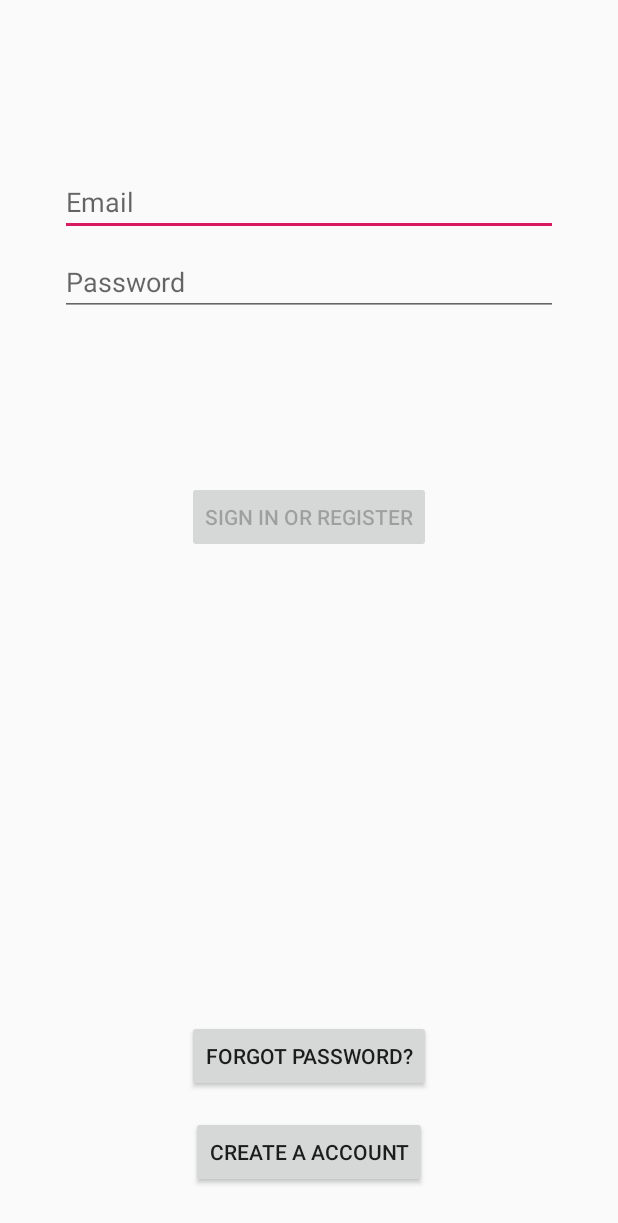
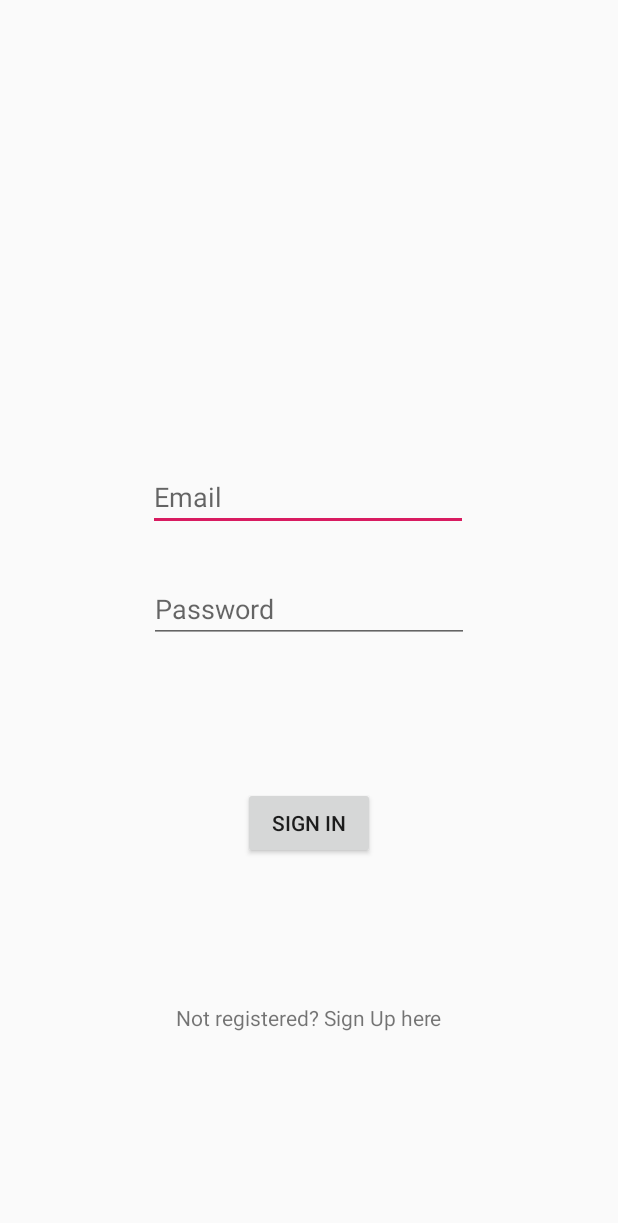
Before and after one commit to whitneyharrism/ScriptureApp, an Android app: the layout activity_login.xml on its own in the app's theme, with its tools: preview values and no code run, on a phone screen of 412 x 824 dp. Shown: the top 1223 px of the screen. Run offline under Robolectric (Android 15) with nearby library versions, the light colour scheme and no system bars.

Commit message:
updated login and signup activites.  Connected them to the firebase

```diff
--- a/app/build.gradle
+++ b/app/build.gradle
@@ -5,7 +5,7 @@ android {
     buildToolsVersion "29.0.2"
     defaultConfig {
         applicationId "com.example.scripturestudyapp"
-        minSdkVersion 15
+        minSdkVersion 29
         targetSdkVersion 29
         versionCode 1
         versionName "1.0"
@@ -33,4 +33,7 @@ dependencies {
     implementation 'android.arch.lifecycle:extensions:1.1.1'
     implementation 'android.arch.lifecycle:viewmodel:1.1.1'
     testImplementation 'org.json:json:20140107'
+    implementation 'com.google.firebase:firebase-auth:19.2.0'
 }
+
+apply plugin: 'com.google.gms.google-services'
--- a/app/src/main/AndroidManifest.xml
+++ b/app/src/main/AndroidManifest.xml
@@ -9,7 +9,9 @@
         android:roundIcon="@mipmap/ic_launcher_round"
         android:supportsRtl="true"
         android:theme="@style/AppTheme">
-        <activity android:name=".QuizResults"></activity>
+
+        <activity android:name=".LoginActivity" />
+        <activity android:name=".QuizResults" />
         <activity android:name=".LessonPlanner" />
         <activity android:name=".Profile" />
         <activity
@@ -21,7 +23,7 @@
             android:label="@string/title_activity_quiz_page"
             android:theme="@style/AppTheme.NoActionBar" />
         <activity
-            android:name=".ui.login.LoginActivity"
+            android:name=".SignupActivity"
             android:label="@string/title_activity_login">
             <intent-filter>
                 <action android:name="android.intent.action.MAIN" />
--- a/app/src/main/java/com/example/scripturestudyapp/MainPage.java
+++ b/app/src/main/java/com/example/scripturestudyapp/MainPage.java
@@ -8,6 +8,8 @@ import android.content.SharedPreferences;
 import android.os.Bundle;
 import android.util.Log;
 import android.view.View;
+
+
 
 public class MainPage extends AppCompatActivity {
 
@@ -28,6 +30,8 @@ public class MainPage extends AppCompatActivity {
     public void goToQuiz(View view){
         Intent intent = new Intent(this, QuizPage.class);
         startActivity(intent);
+
+
     }
     public void goToLesson(View view){
         Intent intent = new Intent(this, LessonPage.class);
--- a/app/src/main/java/com/example/scripturestudyapp/Notification.java
+++ b/app/src/main/java/com/example/scripturestudyapp/Notification.java
@@ -30,6 +30,8 @@ public class Notification {
     String channelId = "some_channel_id";
     CharSequence channelName = "Some Channel";
     int importance = NotificationManager.IMPORTANCE_LOW;
+
+
     //NotificationManager notificationManager =
     //    (NotificationManager) getSystemService(Context.NOTIFICATION_SERVICE);
 
--- a/app/src/main/java/com/example/scripturestudyapp/QuizPage.java
+++ b/app/src/main/java/com/example/scripturestudyapp/QuizPage.java
@@ -34,7 +34,7 @@ public class QuizPage extends AppCompatActivity {
 
     public void submit(){}
 
-    public void setQuestion(Question q){}
+   // public void setQuestion(Question q){}
 
     public void saveProgress(){}
 }
--- a/app/src/main/res/layout/activity_lesson_page.xml
+++ b/app/src/main/res/layout/activity_lesson_page.xml
@@ -7,6 +7,7 @@
     tools:context=".LessonPage">
 
     <com.google.android.material.appbar.AppBarLayout
+        android:id="@+id/appBarLayout"
         android:layout_width="match_parent"
         android:layout_height="wrap_content"
         android:theme="@style/AppTheme.AppBarOverlay">
--- a/app/src/main/res/layout/activity_login.xml
+++ b/app/src/main/res/layout/activity_login.xml
@@ -1,98 +1,13 @@
-<?xml version="1.0" encoding="utf-8"?>
-<androidx.constraintlayout.widget.ConstraintLayout xmlns:android="http://schemas.android.com/apk/res/android"
-    xmlns:app="http://schemas.android.com/apk/res-auto"
-    xmlns:tools="http://schemas.android.com/tools"
-    android:id="@+id/container"
-    android:layout_width="match_parent"
-    android:layout_height="match_parent"
-    android:paddingLeft="@dimen/activity_horizontal_margin"
-    android:paddingTop="@dimen/activity_vertical_margin"
-    android:paddingRight="@dimen/activity_horizontal_margin"
-    android:paddingBottom="@dimen/activity_vertical_margin"
-    tools:context=".ui.login.LoginActivity">
+<?xml version="1.0" encoding="UTF-8"?>
 
-    <EditText
-        android:id="@+id/username"
-        android:layout_width="0dp"
-        android:layout_height="wrap_content"
-        android:layout_marginStart="24dp"
-        android:layout_marginTop="96dp"
-        android:layout_marginEnd="24dp"
+<androidx.constraintlayout.widget.ConstraintLayout tools:context="com.example.logintest.LoginActivity" android:layout_height="match_parent" android:layout_width="match_parent" xmlns:tools="http://schemas.android.com/tools" xmlns:app="http://schemas.android.com/apk/res-auto" xmlns:android="http://schemas.android.com/apk/res/android">
 
-        android:hint="@string/prompt_email"
-        android:inputType="textEmailAddress"
-        android:selectAllOnFocus="true"
-        app:layout_constraintEnd_toEndOf="parent"
-        app:layout_constraintStart_toStartOf="parent"
-        app:layout_constraintTop_toTopOf="parent" />
+    <EditText android:layout_height="wrap_content" android:layout_width="wrap_content" app:layout_constraintTop_toTopOf="parent" app:layout_constraintStart_toStartOf="parent" app:layout_constraintEnd_toEndOf="parent" app:layout_constraintBottom_toBottomOf="parent" android:inputType="textEmailAddress" android:hint="Email" android:ems="10" android:layout_marginTop="152dp" android:layout_marginLeft="84dp" android:layout_marginStart="84dp" android:layout_marginRight="85dp" android:layout_marginEnd="85dp" android:layout_marginBottom="313dp" android:id="@+id/editText"/>
 
-    <EditText
-        android:id="@+id/password"
-        android:layout_width="0dp"
-        android:layout_height="wrap_content"
-        android:layout_marginStart="24dp"
-        android:layout_marginTop="8dp"
-        android:layout_marginEnd="24dp"
+    <EditText android:layout_height="wrap_content" android:layout_width="wrap_content" app:layout_constraintStart_toStartOf="parent" app:layout_constraintEnd_toEndOf="parent" app:layout_constraintBottom_toBottomOf="parent" android:inputType="textPassword" android:hint="Password" android:ems="10" android:layout_marginTop="8dp" android:layout_marginStart="85dp" android:layout_marginEnd="85dp" android:layout_marginBottom="8dp" android:id="@+id/editText2" app:layout_constraintVertical_bias="0.052" app:layout_constraintTop_toBottomOf="@+id/editText"/>
 
-        android:hint="@string/prompt_password"
-        android:imeActionLabel="@string/action_sign_in_short"
-        android:imeOptions="actionDone"
-        android:inputType="textPassword"
-        android:selectAllOnFocus="true"
-        app:layout_constraintEnd_toEndOf="parent"
-        app:layout_constraintStart_toStartOf="parent"
-        app:layout_constraintTop_toBottomOf="@+id/username" />
+    <TextView android:layout_height="wrap_content" android:layout_width="wrap_content" app:layout_constraintStart_toStartOf="parent" app:layout_constraintEnd_toEndOf="parent" app:layout_constraintBottom_toBottomOf="parent" android:layout_marginStart="163dp" android:layout_marginEnd="163dp" android:layout_marginBottom="136dp" android:id="@+id/textView" android:text="Not registered? Sign Up here"/>
 
-    <Button
-        android:id="@+id/login"
-        android:layout_width="wrap_content"
-        android:layout_height="wrap_content"
-        android:layout_gravity="start"
-        android:layout_marginStart="48dp"
-        android:layout_marginTop="16dp"
-        android:layout_marginEnd="48dp"
-        android:layout_marginBottom="64dp"
-        android:enabled="false"
-        android:text="@string/action_sign_in"
-        app:layout_constraintBottom_toBottomOf="parent"
-        app:layout_constraintEnd_toEndOf="parent"
-        app:layout_constraintStart_toStartOf="parent"
-        app:layout_constraintTop_toBottomOf="@+id/password"
-        app:layout_constraintVertical_bias="0.2" />
+    <Button android:layout_height="wrap_content" android:layout_width="wrap_content" app:layout_constraintStart_toStartOf="parent" app:layout_constraintEnd_toEndOf="parent" android:layout_marginTop="8dp" android:layout_marginStart="8dp" android:layout_marginEnd="8dp" android:layout_marginBottom="8dp" android:id="@+id/button2" app:layout_constraintTop_toBottomOf="@+id/editText2" android:text="Sign In" app:layout_constraintBottom_toTopOf="@+id/textView"/>
 
-    <ProgressBar
-        android:id="@+id/loading"
-        android:layout_width="wrap_content"
-        android:layout_height="wrap_content"
-        android:layout_gravity="center"
-        android:layout_marginStart="32dp"
-        android:layout_marginTop="64dp"
-        android:layout_marginEnd="32dp"
-        android:layout_marginBottom="64dp"
-        android:visibility="gone"
-        app:layout_constraintBottom_toBottomOf="parent"
-        app:layout_constraintEnd_toEndOf="@+id/password"
-        app:layout_constraintStart_toStartOf="@+id/password"
-        app:layout_constraintTop_toTopOf="parent"
-        app:layout_constraintVertical_bias="0.3" />
-
-    <Button
-        android:id="@+id/button"
-        android:layout_width="wrap_content"
-        android:layout_height="wrap_content"
-        android:layout_marginBottom="16dp"
-        android:text="@string/create_account"
-        app:layout_constraintBottom_toBottomOf="parent"
-        app:layout_constraintEnd_toEndOf="parent"
-        app:layout_constraintStart_toStartOf="parent" />
-
-    <Button
-        android:id="@+id/button2"
-        android:layout_width="wrap_content"
-        android:layout_height="wrap_content"
-        android:layout_marginBottom="16dp"
-        android:text="@string/forgot_password"
-        app:layout_constraintBottom_toTopOf="@+id/button"
-        app:layout_constraintEnd_toEndOf="parent"
-        app:layout_constraintStart_toStartOf="parent" />
 </androidx.constraintlayout.widget.ConstraintLayout>
--- a/build.gradle
+++ b/build.gradle
@@ -7,8 +7,8 @@ buildscript {
 
     }
     dependencies {
-        classpath 'com.android.tools.build:gradle:3.5.1'
-
+        classpath 'com.android.tools.build:gradle:3.5.2'
+        classpath 'com.google.gms:google-services:4.3.3'
         // NOTE: Do not place your application dependencies here; they belong
         // in the individual module build.gradle files
     }
```
Also changed, not shown: app/src/main/java/com/example/scripturestudyapp/data/LoginDataSource.java (deleted, +0 -29 lines), app/src/main/java/com/example/scripturestudyapp/data/LoginRepository.java (deleted, +0 -54 lines), app/src/main/java/com/example/scripturestudyapp/data/Result.java (deleted, +0 -48 lines), app/src/main/java/com/example/scripturestudyapp/data/model/LoggedInUser.java (deleted, +0 -23 lines), app/src/main/java/com/example/scripturestudyapp/ui/login/LoggedInUserView.java (deleted, +0 -17 lines), app/src/main/java/com/example/scripturestudyapp/ui/login/LoginActivity.java (deleted, +0 -135 lines), app/src/main/java/com/example/scripturestudyapp/ui/login/LoginFormState.java (deleted, +0 -40 lines), app/src/main/java/com/example/scripturestudyapp/ui/login/LoginResult.java (deleted, +0 -31 lines), app/src/main/java/com/example/scripturestudyapp/ui/login/LoginViewModel.java (deleted, +0 -70 lines), app/src/main/java/com/example/scripturestudyapp/ui/login/LoginViewModelFactory.java (deleted, +0 -26 lines).
